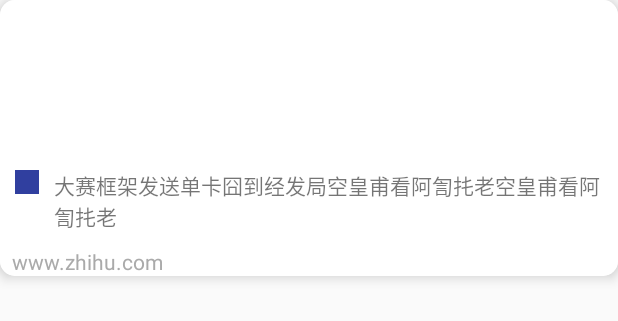
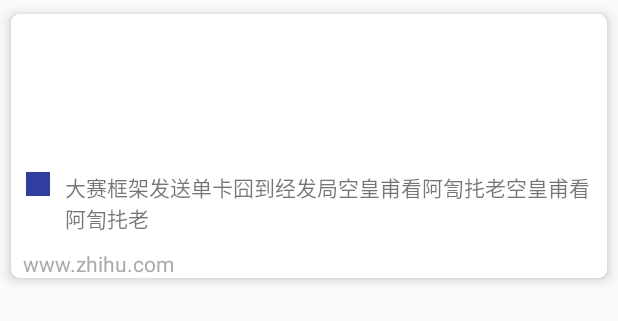
Before and after one commit to leaderliang/kiipu-android, an Android app: the layout item_recycle_view.xml on its own in the app's theme, with its tools: preview values and no code run, on a phone screen of 412 x 824 dp. Shown: the top 321 px of the screen. Run offline under Robolectric (Android 15) with nearby library versions, the phone set to English and light mode, and no system bars.

Commit message:
优化 cardView； 创建分支； 目前在 v1.0.1 上开发

```diff
--- a/kiipu/src/main/java/com/mycreat/kiipu/activity/MainActivity.java
+++ b/kiipu/src/main/java/com/mycreat/kiipu/activity/MainActivity.java
@@ -18,6 +18,7 @@ public class MainActivity extends BaseActivity {
     @Override
     public int getLayoutId() {
         return R.layout.layout_toolbar;
+ //        return R.layout.view_loding_progress;
     }
 
     @Override
--- a/kiipu/src/main/res/layout/activity_navigation_drawer.xml
+++ b/kiipu/src/main/res/layout/activity_navigation_drawer.xml
@@ -8,7 +8,7 @@
         android:layout_height="match_parent"
         android:fitsSystemWindows="true"
         tools:openDrawer="start">
-
+    <!-- 侧滑菜单效果的控件 -->
     <include
             layout="@layout/app_bar_navigation_drawer"
             android:layout_width="match_parent"
--- a/kiipu/src/main/res/layout/app_bar_navigation_drawer.xml
+++ b/kiipu/src/main/res/layout/app_bar_navigation_drawer.xml
@@ -39,8 +39,8 @@
             android:scrollbars="vertical"
             android:orientation="vertical"
             app:layout_behavior="@string/appbar_scrolling_view_behavior"
-            android:background="@android:color/darker_gray"
     />
+
 
     <include layout="@layout/content_navigation_drawer"/>
 
--- a/kiipu/src/main/res/layout/item_recycle_view.xml
+++ b/kiipu/src/main/res/layout/item_recycle_view.xml
@@ -5,9 +5,18 @@
         android:id="@+id/card_view"
         android:layout_width="match_parent"
         android:layout_height="wrap_content"
+        card_view:cardUseCompatPadding="true"
+        card_view:cardPreventCornerOverlap="true"
         card_view:cardBackgroundColor="@android:color/white"
-        card_view:cardCornerRadius="10dp"
-        card_view:cardElevation="5dp">
+        card_view:cardCornerRadius="6dp"
+        card_view:cardElevation="5dp"
+        android:clickable="true"
+>
+    <!--
+    card_view:cardUseCompatPadding="true"  // 阴影Padding 让CardView在不同系统中使用相同的padding值
+    card_view:cardPreventCornerOverlap="true" // 圆角覆盖  默认 true
+    card_view:cardCornerRadius="30dp"   //圆角 角度
+    -->
 
     <LinearLayout
             android:layout_width="match_parent"
@@ -19,7 +28,6 @@
                 android:id="@+id/iv_item_header"
                 android:layout_width="match_parent"
                 android:layout_height="100dp"
-                android:layout_marginTop="8dp"
         />
         <RelativeLayout
                 android:layout_width="match_parent"
```
Also changed, not shown: kiipu/src/main/java/com/mycreat/kiipu/activity/NavigationDrawerActivity.java (+18 -22 lines), kiipu/src/main/java/com/mycreat/kiipu/adapter/RecycleAdapter.java (+11 -3 lines), kiipu/src/main/java/com/mycreat/kiipu/core/BaseActivity.java (+35 -4 lines), kiipu/src/main/res/layout/view_loding_progress.xml (added, +13 -0 lines).
